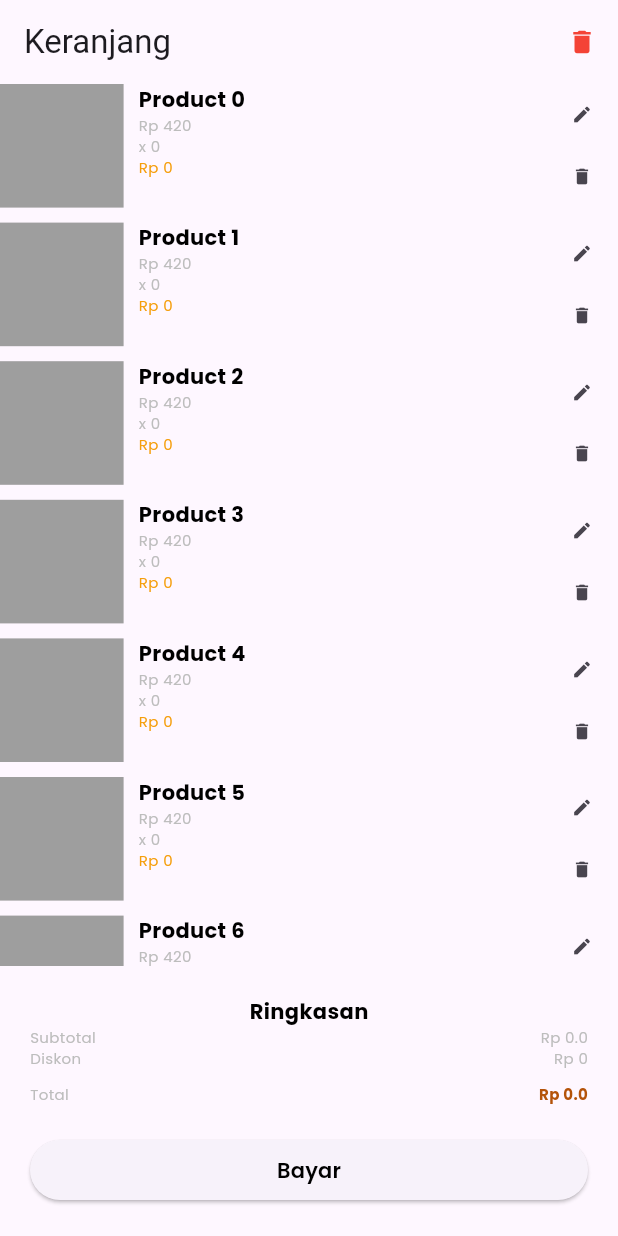
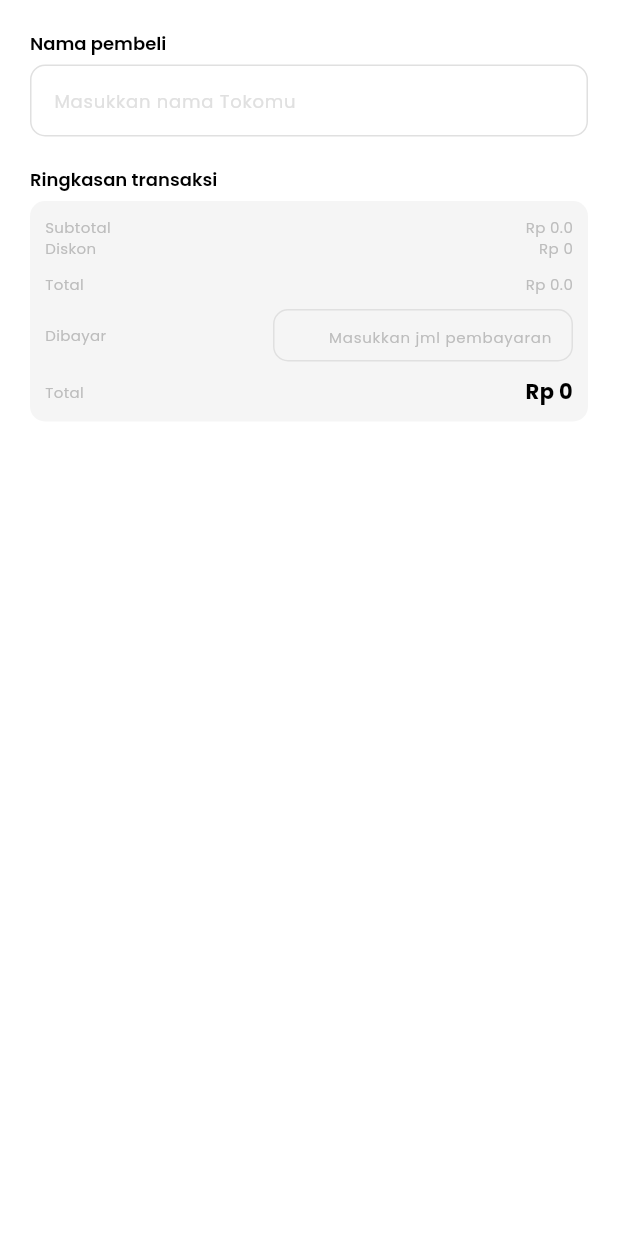
Before and after one commit to IPRamaAnadya/flutter-pos-kasirku, a Flutter app: the screen it shows after launch, on a phone screen of 412 x 824 dp. Run offline on Flutter 3.47's test engine with Material 3 defaults, Android fonts, the phone set to English and light mode, and no system bars; our stand-ins replace cloud_firestore, firebase_auth, firebase_core, get_it, google_fonts, google_sign_in and 2 more; missing offline and left inert: dart:ffi, mobile_scanner; accounts and stored records are empty.

Commit message:
add checkout page and transaction model

```diff
--- /dev/null
+++ b/lib/domain/entities/transaction.dart
@@ -0,0 +1,35 @@
+import 'package:pos/domain/entities/cart.dart';
+
+class TransactionEntity{
+  String id;
+  String uid;
+  String? customerName;
+  CartEntity cart;
+  TransactionStatus status;
+  DateTime? createdAt;
+  DateTime? updatedAt;
+
+  TransactionEntity({
+    required this.id,
+    required this. cart,
+    required this.uid,
+    required this.status,
+    this.createdAt,
+    this.updatedAt,
+    this.customerName
+  });
+}
+
+class TransactionStatus {
+  String id;
+  String name;
+
+  TransactionStatus({required this.id, required this.name});
+}
+
+List<TransactionStatus> transactionStatusMasterData = [
+  TransactionStatus(id: '1', name: 'Pending'),
+  TransactionStatus(id: '2', name: 'Processing'),
+  TransactionStatus(id: '3', name: 'Completed'),
+  TransactionStatus(id: '4', name: 'Cancelled'),
+];
--- a/lib/main.dart
+++ b/lib/main.dart
@@ -3,10 +3,10 @@ import 'package:flutter/cupertino.dart';
 import 'package:flutter/material.dart';
 import 'package:pos/presentations/features/authentication/login/page.dart';
 import 'package:pos/presentations/features/authentication/login/provider.dart';
-import 'package:pos/presentations/features/cart/preview.dart';
 import 'package:pos/presentations/features/cart/provider.dart';
-import 'package:pos/presentations/features/products/list.dart';
-import 'package:pos/presentations/features/products/provider.dart';
+import 'package:pos/presentations/features/checkout/page.dart';
+import 'package:pos/presentations/features/products/list/list.dart';
+import 'package:pos/presentations/features/products/list/provider.dart';
 import 'package:pos/presentations/features/stores/create_store/page.dart';
 import 'package:pos/presentations/features/stores/create_store/provider.dart';
 import 'package:provider/provider.dart';
@@ -45,7 +45,7 @@ class MyApp extends StatelessWidget {
       ],
       child: MaterialApp(
         title: 'Kasirku',
-        home: CartPreview(),
+        home: CheckoutPage(),
         debugShowCheckedModeBanner: false,
         navigatorObservers: [routeObserver],
         navigatorKey: navigatorKey,
--- a/lib/presentations/commons/styles/text.dart
+++ b/lib/presentations/commons/styles/text.dart
@@ -23,6 +23,12 @@ class AppSText {
       color: Colors.grey.shade700
   );
 
+  static TextStyle get label => GoogleFonts.poppins(
+      fontWeight: FontWeight.w600,
+      fontSize: 12,
+      color: Colors.black
+  );
+
   static TextStyle get hint => GoogleFonts.poppins(
       fontWeight: FontWeight.w400,
       fontSize: 12,
--- a/lib/presentations/di/injection.dart
+++ b/lib/presentations/di/injection.dart
@@ -1,7 +1,7 @@
 import 'package:get_it/get_it.dart';
 import 'package:pos/presentations/features/authentication/login/provider.dart';
 import 'package:pos/presentations/features/cart/provider.dart';
-import 'package:pos/presentations/features/products/provider.dart';
+import 'package:pos/presentations/features/products/list/provider.dart';
 import 'package:pos/presentations/features/stores/create_store/provider.dart';
 
 void presentationInjection(GetIt locator) {
--- /dev/null
+++ b/lib/presentations/features/checkout/page.dart
@@ -0,0 +1,184 @@
+import 'dart:math';
+
+import 'package:flutter/material.dart';
+import 'package:pos/domain/entities/cart.dart';
+import 'package:pos/domain/entities/product.dart';
+import 'package:pos/main.dart';
+
+import '../../commons/styles/text.dart';
+
+class CheckoutPage extends StatefulWidget {
+  static const routeName = '/checkout';
+  const CheckoutPage({super.key});
+
+  @override
+  State<CheckoutPage> createState() => _CheckoutPageState();
+}
+
+class _CheckoutPageState extends State<CheckoutPage> {
+
+  final CartEntity _cart = CartEntity(
+    id: uuid.v4(),
+    items: List<CartItem>.generate(10, (index) => CartItem(
+      product: ProductEntity(id: uuid.v4(), name: "Product $index", price: Random().nextInt(1000)),
+      count: Random().nextInt(10).toInt(),
+    )),
+    createDate: DateTime.now()
+  );
+
+  int _totalPrice = 0;
+
+  @override
+  Widget build(BuildContext context) {
+    return Scaffold(
+      backgroundColor: Colors.white,
+      body: SafeArea(
+        child: Container(
+          child: SingleChildScrollView(child: Column(
+            crossAxisAlignment: CrossAxisAlignment.start,
+            children: [
+            SizedBox(height: 20,),
+            Padding(
+              padding: const EdgeInsets.symmetric(horizontal: 20.0),
+              child: RichText(text: TextSpan(
+                text: 'Nama pembeli',
+                style: AppSText.label,
+              )),
+            ),
+            Container(
+              margin: const EdgeInsets.only(top: 5.0, left: 20, right: 20),
+              child: TextFormField(
+                            controller: null,
+                            decoration: InputDecoration(
+                              hintText: "Masukkan nama Tokomu",
+                              hintStyle: AppSText.hint,
+                              filled: true,
+                              fillColor: Colors.white,
+                              border: OutlineInputBorder(
+                                borderRadius: BorderRadius.circular(10.0),
+                                borderSide: BorderSide(
+                                  color: Colors.grey.shade300,
+                                  width: 1.0,
+                                ),
+                              ),
+                              enabledBorder: OutlineInputBorder(
+                                borderRadius: BorderRadius.circular(10.0),
+                                borderSide: BorderSide(
+                                  color: Colors.grey.shade300,
+                                  width: 1.0,
+                                ),
+                              ),
+                              focusedBorder: OutlineInputBorder(
+                                borderRadius: BorderRadius.circular(10.0),
+                                borderSide: BorderSide(
+                                  color: Colors.blueGrey,
+                                  width: 2.0,
+                                ),
+                              ),
+                            ),
+                            style: TextStyle(height: 1.0),
+                          ),
+            ),
+            SizedBox(height: 20,),
+            Padding(
+              padding: const EdgeInsets.symmetric(horizontal: 20.0),
+              child: RichText(text: TextSpan(
+                text: 'Ringkasan transaksi',
+                style: AppSText.label,
+              )),
+            ),
+            Container(
+              padding: const EdgeInsets.all(10.0),
+              margin: const EdgeInsets.only(top: 5.0, left: 20, right: 20),
+              decoration: BoxDecoration(
+                color: Colors.grey.shade100,
+                borderRadius: BorderRadius.circular(10.0),
+              ),
+              child: Column(children: [
+                Row(
+                  mainAxisAlignment: MainAxisAlignment.spaceBetween,
+                  children: [
+                    Text("Subtotal", style: AppSText.caption,),
+                    Text("Rp ${_cart.totalPrice()}", style: AppSText.caption,),
+                  ],
+                ),
+                Row(
+                  mainAxisAlignment: MainAxisAlignment.spaceBetween,
+                  children: [
+                    Text("Diskon", style: AppSText.caption,),
+                    Text("Rp 0", style: AppSText.caption,),
+                  ],
+                ),
+                SizedBox(height: 10),
+                Row(
+                  mainAxisAlignment: MainAxisAlignment.spaceBetween,
+                  children: [
+                    Text("Total", style: AppSText.caption,),
+                    Text("Rp ${_cart.totalPrice()}", style: AppSText.caption),
+                  ],
+                ),
+                SizedBox(height: 10,),
+                Row(
+                  mainAxisAlignment: MainAxisAlignment.spaceBetween,
+                  children: [
+                    Text("Dibayar", style: AppSText.caption,),
+                    Container(
+                      width: 200,
+                      height: 35,
+                      child: TextFormField(
+                        onChanged: (value) {
+                          if (value.isNotEmpty) {
+                            setState(() {
+                              _totalPrice = int.parse(value) - _cart.totalPrice().toInt();
+                            });
+                          }
+                        },
+                        textAlign: TextAlign.end,
+                        controller: null,
+                        keyboardType: TextInputType.number,
+                        decoration: InputDecoration(
+                          contentPadding: EdgeInsets.only(right: 10),
+                          hintText: "Masukkan jml pembayaran",
+                          hintStyle: AppSText.caption,
+                          border: OutlineInputBorder(
+                                borderRadius: BorderRadius.circular(10.0),
+                                borderSide: BorderSide(
+                                  color: Colors.grey.shade300,
+                                  width: 1.0,
+                                ),
+                              ),
+                              enabledBorder: OutlineInputBorder(
+                                borderRadius: BorderRadius.circular(10.0),
+                                borderSide: BorderSide(
+                                  color: Colors.grey.shade300,
+                                  width: 1.0,
+                                ),
+                              ),
+                              focusedBorder: OutlineInputBorder(
+                                borderRadius: BorderRadius.circular(10.0),
+                                borderSide: BorderSide(
+                                  color: Colors.blueGrey,
+                                  width: 2.0,
+                                ),
+                              ),
+                        )
+                      )
+                    )
+                  ],
+                ),
+                SizedBox(height: 10),
+                Row(
+                  mainAxisAlignment: MainAxisAlignment.spaceBetween,
+                  children: [
+                    Text("Total", style: AppSText.caption,),
+                    Text("Rp ${_totalPrice}", style: AppSText.title),
+                  ],
+                ),
+              ],),
+            )
+          ],),),
+        ),
+      ),
+    );
+  }
+}
--- a/lib/presentations/features/products/list.dart
+++ b/lib/presentations/features/products/list/list.dart
@@ -6,8 +6,8 @@ import 'package:pos/core/utils/extension_int_currency.dart';
 import 'package:pos/presentations/commons/styles/color.dart';
 import 'package:pos/presentations/commons/styles/text.dart';
 import 'package:pos/presentations/features/cart/provider.dart';
-import 'package:pos/presentations/features/products/provider.dart';
-import 'package:pos/presentations/features/products/scanner.dart';
+import 'package:pos/presentations/features/products/list/provider.dart';
+import 'package:pos/presentations/features/products/list/scanner.dart';
 import 'package:provider/provider.dart';
 
 class ProductListPage extends StatefulWidget {
--- a/lib/presentations/features/products/provider.dart
+++ b/lib/presentations/features/products/list/provider.dart
@@ -1,7 +1,7 @@
 import 'package:flutter/cupertino.dart';
 import 'package:pos/domain/usecases/product/usecase.dart';
 
-import '../../../domain/entities/product.dart';
+import '../../../../domain/entities/product.dart';
 
 class ProductProvider extends ChangeNotifier {
 
--- a/lib/presentations/features/products/scanner.dart
+++ b/lib/presentations/features/products/list/scanner.dart
@@ -4,11 +4,11 @@ import 'package:flutter/material.dart';
 import 'package:flutter/services.dart';
 import 'package:mobile_scanner/mobile_scanner.dart';
 import 'package:pos/presentations/features/cart/provider.dart';
-import 'package:pos/presentations/features/products/provider.dart';
+import 'package:pos/presentations/features/products/list/provider.dart';
 import 'package:provider/provider.dart';
 
-import '../../commons/styles/color.dart';
-import '../../commons/styles/text.dart';
+import '../../../commons/styles/color.dart';
+import '../../../commons/styles/text.dart';
 
 class BarcodeScannerWithController extends StatefulWidget {
   const BarcodeScannerWithController({super.key});
```
